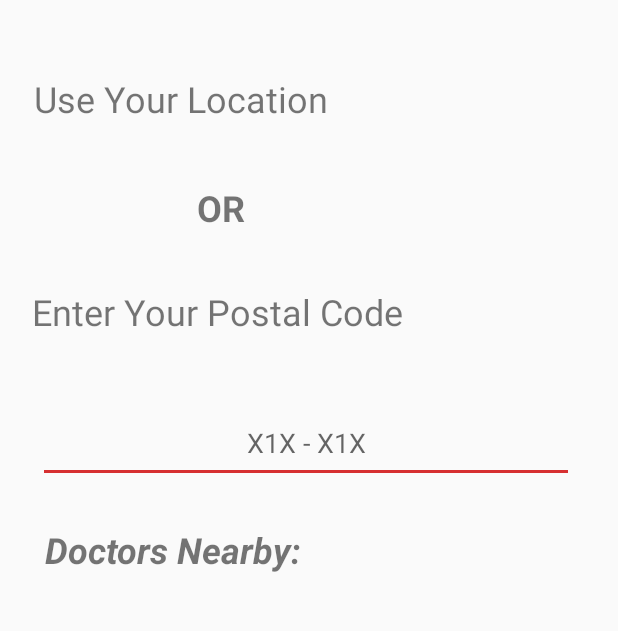
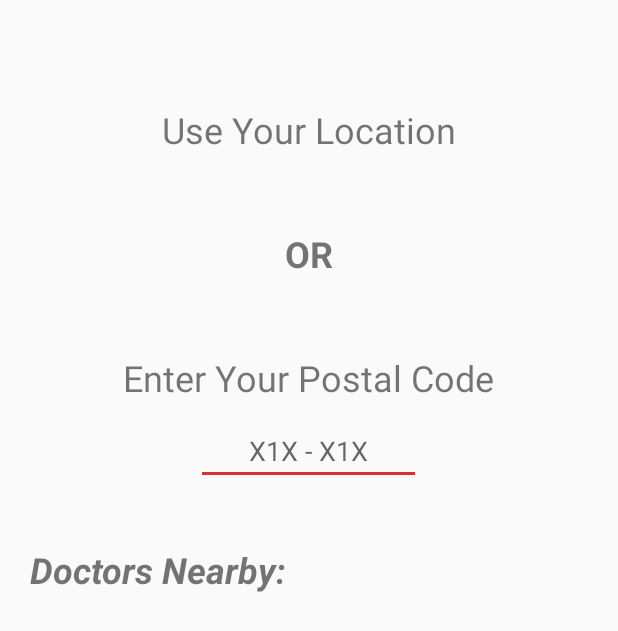
Before and after one commit to developer-jiheui/LemonAid, an Android app: the Activity_10 screen opened directly, with no data from a screen before it, on a phone screen of 412 x 824 dp. Shown: the top 631 px of the screen. Run offline under Robolectric (Android 15) with nearby library versions, the phone set to English and light mode, and no system bars.

Commit message:
update layout of activity 10

```diff
--- a/app/src/main/res/layout/activity_10.xml
+++ b/app/src/main/res/layout/activity_10.xml
@@ -1,99 +1,68 @@
 <?xml version="1.0" encoding="utf-8"?>
-<androidx.constraintlayout.widget.ConstraintLayout xmlns:android="http://schemas.android.com/apk/res/android"
+<LinearLayout xmlns:android="http://schemas.android.com/apk/res/android"
     xmlns:app="http://schemas.android.com/apk/res-auto"
     xmlns:tools="http://schemas.android.com/tools"
     android:layout_width="match_parent"
     android:layout_height="match_parent"
+    android:orientation="vertical"
+    android:layout_marginTop="30dp"
+    android:layout_marginEnd="20dp"
+    android:layout_marginStart="20dp"
+    android:layout_marginBottom="20dp"
+    android:gravity="center_horizontal"
     tools:context=".Activity_10">
 
     <TextView
         android:id="@+id/txtLocation"
-        android:layout_width="340dp"
-        android:layout_height="41dp"
-        android:layout_marginStart="16dp"
-        android:layout_marginLeft="16dp"
-        android:layout_marginTop="49dp"
-        android:layout_marginEnd="13dp"
-        android:layout_marginRight="13dp"
-        android:layout_marginBottom="31dp"
+        android:layout_width="wrap_content"
+        android:layout_height="wrap_content"
+        android:layout_marginBottom="50dp"
+        android:layout_marginTop="40dp"
         android:text="@string/txtLocation"
-        android:textSize="24sp"
-        app:layout_constraintBottom_toTopOf="@+id/txtOR"
-        app:layout_constraintEnd_toEndOf="@+id/txtPostalCode"
-        app:layout_constraintStart_toStartOf="parent"
-        app:layout_constraintTop_toTopOf="parent" />
+        android:textSize="24sp" />
 
     <TextView
         android:id="@+id/txtOR"
-        android:layout_width="45dp"
-        android:layout_height="37dp"
-        android:layout_marginStart="110dp"
-        android:layout_marginLeft="110dp"
-        android:layout_marginBottom="32dp"
+        android:layout_width="wrap_content"
+        android:layout_height="wrap_content"
+        android:layout_marginBottom="50dp"
         android:text="@string/txtOR"
         android:textSize="24sp"
-        android:textStyle="bold"
-        app:layout_constraintBottom_toTopOf="@+id/txtPostalCode"
-        app:layout_constraintStart_toStartOf="@+id/txtPostalCode"
-        app:layout_constraintTop_toBottomOf="@+id/txtLocation" />
+        android:textStyle="bold" />
 
     <TextView
         android:id="@+id/txtPostalCode"
-        android:layout_width="361dp"
-        android:layout_height="46dp"
-        android:layout_marginStart="21dp"
-        android:layout_marginLeft="21dp"
-        android:layout_marginBottom="31dp"
+        android:layout_width="wrap_content"
+        android:layout_height="wrap_content"
+        android:layout_marginBottom="10dp"
         android:text="@string/txtPostalCode"
-        android:textSize="24sp"
-        app:layout_constraintBottom_toTopOf="@+id/etLocation"
-        app:layout_constraintStart_toStartOf="parent"
-        app:layout_constraintTop_toBottomOf="@+id/txtOR" />
+        android:textSize="24sp" />
 
     <EditText
         android:id="@+id/etLocation"
-        android:layout_width="357dp"
-        android:layout_height="53dp"
-        android:layout_marginStart="25dp"
-        android:layout_marginLeft="25dp"
-        android:layout_marginBottom="28dp"
-        android:ems="10"
+        android:layout_width="150dp"
+        android:layout_height="wrap_content"
+        android:layout_marginBottom="40dp"
         android:gravity="center"
         android:hint="@string/etPostalHint"
-        android:inputType="textPostalAddress"
-        app:layout_constraintBottom_toTopOf="@+id/txtDrNear"
-        app:layout_constraintStart_toStartOf="parent"
-        app:layout_constraintTop_toBottomOf="@+id/txtPostalCode"
-        tools:ignore="autofill" />
+        android:inputType="textPostalAddress" />
 
     <TextView
         android:id="@+id/txtDrNear"
-        android:layout_width="315dp"
+        android:layout_width="match_parent"
         android:layout_height="38dp"
-        android:layout_marginStart="30dp"
-        android:layout_marginLeft="30dp"
-        android:layout_marginBottom="28dp"
+        android:layout_gravity="start"
         android:text="@string/txtDrNear"
         android:textSize="24sp"
-        android:textStyle="bold|italic"
-        app:layout_constraintBottom_toTopOf="@+id/lstDoctors"
-        app:layout_constraintStart_toStartOf="parent"
-        app:layout_constraintTop_toBottomOf="@+id/etLocation" />
+        android:textStyle="bold|italic" />
 
     <ListView
         android:id="@+id/lstDoctors"
-        android:layout_width="0dp"
-        android:layout_height="0dp"
-        android:layout_marginStart="18dp"
-        android:layout_marginLeft="18dp"
-        android:layout_marginEnd="18dp"
-        android:layout_marginRight="18dp"
-        android:layout_marginBottom="28dp"
-        app:layout_constraintBottom_toBottomOf="parent"
-        app:layout_constraintEnd_toEndOf="parent"
-        app:layout_constraintStart_toStartOf="parent"
-        app:layout_constraintTop_toBottomOf="@+id/txtDrNear">
+        android:layout_width="match_parent"
+        android:layout_height="match_parent"
+        android:layout_marginBottom="10dp"
+        >
 
     </ListView>
 
-</androidx.constraintlayout.widget.ConstraintLayout>
+</LinearLayout>
```
